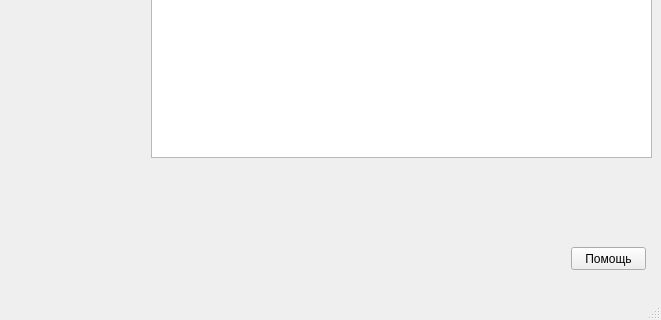
Old version of the form ui/army.ui in the repository verdenkaa/WarhammerDataSupport; both pictures show x 389 to 1050 and y 343 to 663 of the 1050 by 663 pixel window.
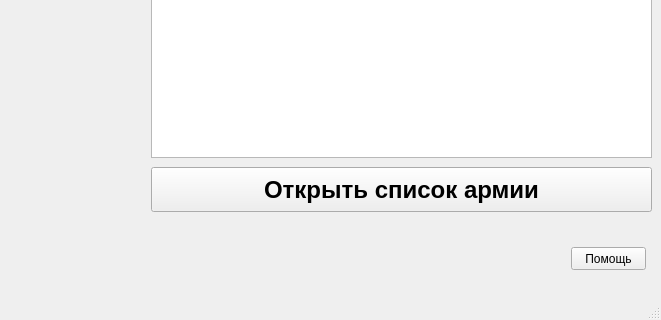
New version of the form. Icons and pictures are not drawn.

Commit message:
Open_army_file
Добавил кнопку выбор файла, чтение файла и отображение юнитов из файла в таблице

```diff
--- a/ui/army.ui
+++ b/ui/army.ui
@@ -98,6 +98,26 @@
      </property>
     </widget>
    </widget>
+   <widget class="QPushButton" name="open_button">
+    <property name="geometry">
+     <rect>
+      <x>540</x>
+      <y>510</y>
+      <width>501</width>
+      <height>45</height>
+     </rect>
+    </property>
+    <property name="font">
+     <font>
+      <pointsize>18</pointsize>
+      <weight>75</weight>
+      <bold>true</bold>
+     </font>
+    </property>
+    <property name="text">
+     <string>Открыть список армии</string>
+    </property>
+   </widget>
   </widget>
   <widget class="QMenuBar" name="menubar">
    <property name="geometry">
```
The commit also changes 4 other files.
